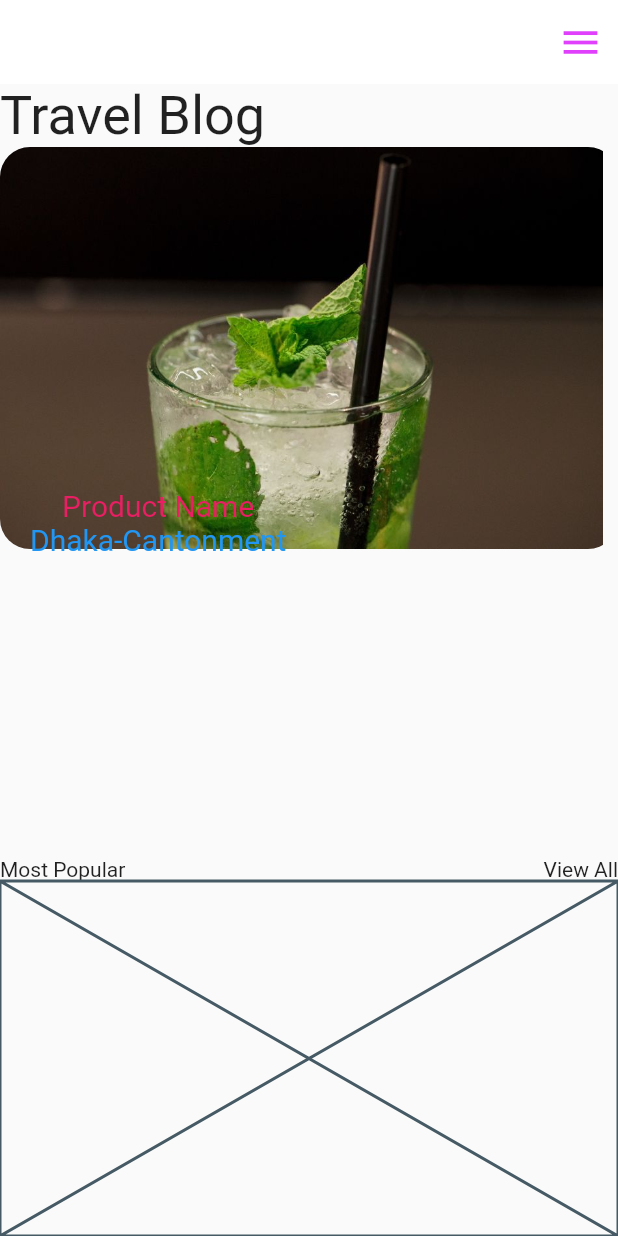
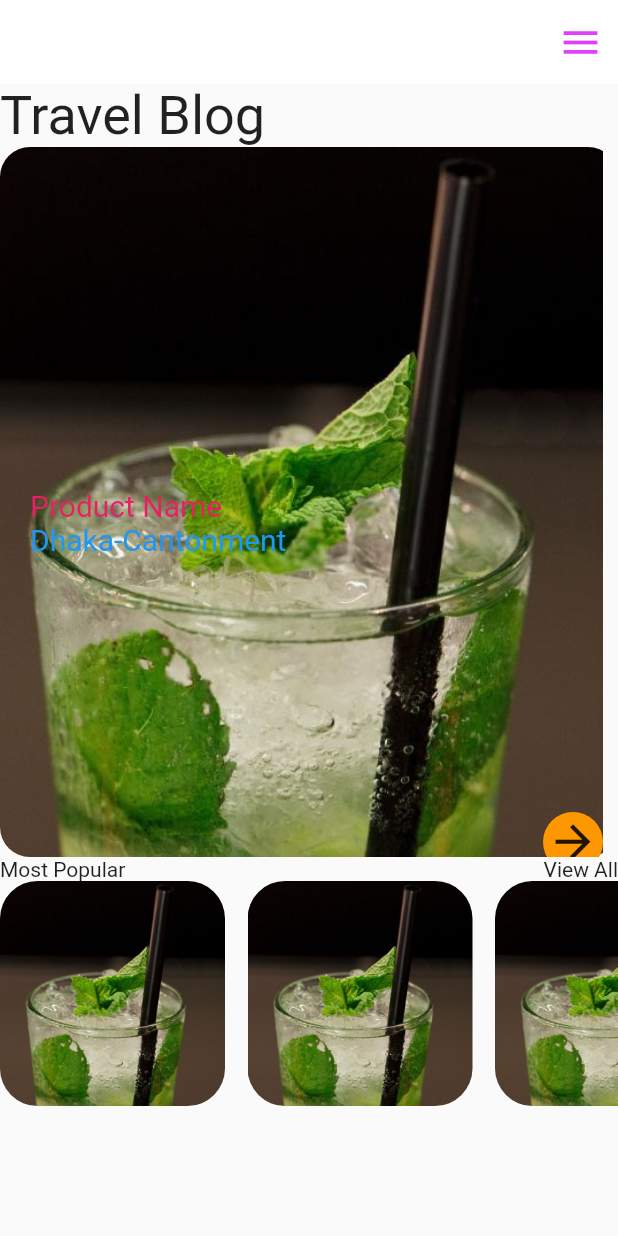
Before and after one commit to Taiyob/Flutter, a Flutter app: the DesignPage screen opened directly, on a phone screen of 412 x 824 dp. Run offline on Flutter 3.47's test engine with Material 2 defaults, Android fonts, the phone set to English and light mode, and no system bars; our stand-ins replace font_awesome_flutter, shared_preferences; accounts and stored records are empty.

Commit message:
travel blog

```diff
--- a/lib/designPage.dart
+++ b/lib/designPage.dart
@@ -1,5 +1,6 @@
 import 'package:flutter/material.dart';
 import 'package:flutter_basics/travelinfo.dart';
+import 'package:flutter_basics/widgets/most_popular.dart';
 
 class DesignPage extends StatefulWidget {
   const DesignPage({Key? key}) : super(key: key);
@@ -34,7 +35,7 @@ class _DesignPageState extends State<DesignPage> {
               Text('View All'),
             ],
           ),
-          Expanded(flex:1,child: Placeholder()),
+          Expanded(flex:1,child: MostPopularTravel()),
         ],
       )
     );
--- a/lib/model/travel.dart
+++ b/lib/model/travel.dart
@@ -13,4 +13,12 @@ class Travel{
       Travel('Product Name', 'Dhaka-Cantonment', 'assets/images/170224172523-mojito.jpg') ,
     ];
   }
+  static List<Travel> mostPopularTravel(){
+    return [
+      Travel('Product Name', 'Dhaka-Cantonment', 'assets/images/170224172523-mojito.jpg') ,
+      Travel('Product Name', 'Dhaka-Cantonment', 'assets/images/170224172523-mojito.jpg') ,
+      Travel('Product Name', 'Dhaka-Cantonment', 'assets/images/170224172523-mojito.jpg') ,
+      Travel('Product Name', 'Dhaka-Cantonment', 'assets/images/170224172523-mojito.jpg') ,
+    ];
+  }
 }
--- a/lib/travelinfo.dart
+++ b/lib/travelinfo.dart
@@ -23,17 +23,35 @@ class _TravelInfoState extends State<TravelInfo> {
                borderRadius: BorderRadius.circular(20.0),
                child: Padding(
                  padding: const EdgeInsets.only(right: 10.0),
-                 child: Image.asset(travel.img,width: MediaQuery.of(context).size.width,fit: BoxFit.cover,),
+                 child: Image.asset(travel.img,height: MediaQuery.of(context).size.height,width: MediaQuery.of(context).size.width,fit: BoxFit.cover,),
                ),
              ),
             Positioned(
                 bottom: 200,
                 left: 20.0,
                 child: Column(
+                  crossAxisAlignment: CrossAxisAlignment.start,
                   children: [
                     Text(travel.name,style: TextStyle(fontSize: 20,color: Colors.pink),),
                     Text(travel.location,style: TextStyle(fontSize: 20,color: Colors.blue),),
-                  ],)),
+                  ],
+                )
+            ),
+            Positioned(
+              //left: 280,
+              //top: 210,
+              right: 10,
+                bottom:-10,
+                child: Container(
+                  height: 40,
+                  width: 40,
+                  child: Icon(Icons.arrow_forward_outlined,size: 35,),
+                  decoration: BoxDecoration(
+                      color: Colors.orange,
+                      borderRadius: BorderRadius.circular(50),
+                  ),
+                )
+            ),
           ],
         );
       }),
--- a/lib/ui-design.dart
+++ b/lib/ui-design.dart
@@ -7,7 +7,7 @@ import 'package:flutter_basics/designPage.dart';
 
 
 void main(){
-  runApp(MaterialApp(home: ShopUI(),));
+  runApp(const MaterialApp(home: ShopUI(),));
 }
 
 class ShopUI extends StatefulWidget {
@@ -21,10 +21,10 @@ class _ShopUIState extends State<ShopUI> {
   @override
   void initState() {
     super.initState();
-    Future.delayed(Duration(seconds: 4),
+    Future.delayed(const Duration(seconds: 4),
             ()=>Navigator.push(
             context, MaterialPageRoute(builder: (context)=>const DesignPage(),
-            settings: RouteSettings(name: 'DesignPage'),
+            settings: const RouteSettings(name: 'DesignPage'),
             fullscreenDialog: false
         )));
   }
--- /dev/null
+++ b/lib/widgets/most_popular.dart
@@ -0,0 +1,34 @@
+import 'package:flutter/material.dart';
+import 'package:flutter_basics/model/travel.dart';
+
+class MostPopularTravel extends StatefulWidget {
+  const MostPopularTravel({Key? key}) : super(key: key);
+
+  @override
+  State<MostPopularTravel> createState() => _MostPopularTravelState();
+}
+
+class _MostPopularTravelState extends State<MostPopularTravel> {
+  final most_popular = Travel.mostPopularTravel();
+  @override
+  Widget build(BuildContext context) {
+    return Scaffold(
+      body: ListView.separated(
+        scrollDirection: Axis.horizontal,
+          itemBuilder: (context,index){
+            var travel = most_popular[index];
+            return Stack(
+              children: [
+                ClipRRect(
+                  borderRadius: BorderRadius.circular(25.0),
+                  child: Image.asset(travel.img,height: 150,width: 150,fit: BoxFit.cover,),
+                ),
+              ],
+            );
+          },
+          separatorBuilder: (context,index)=>SizedBox(width: 15.0,),
+          itemCount: most_popular.length,
+      ),
+    );
+  }
+}
```
